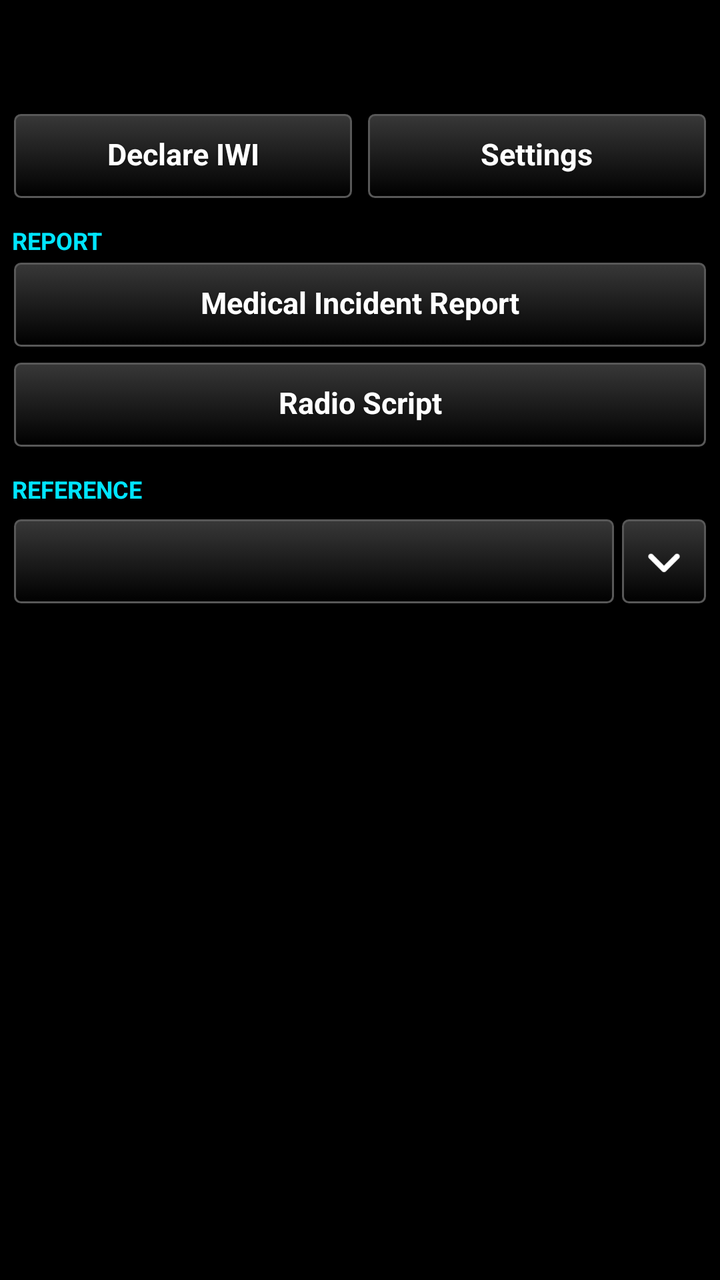
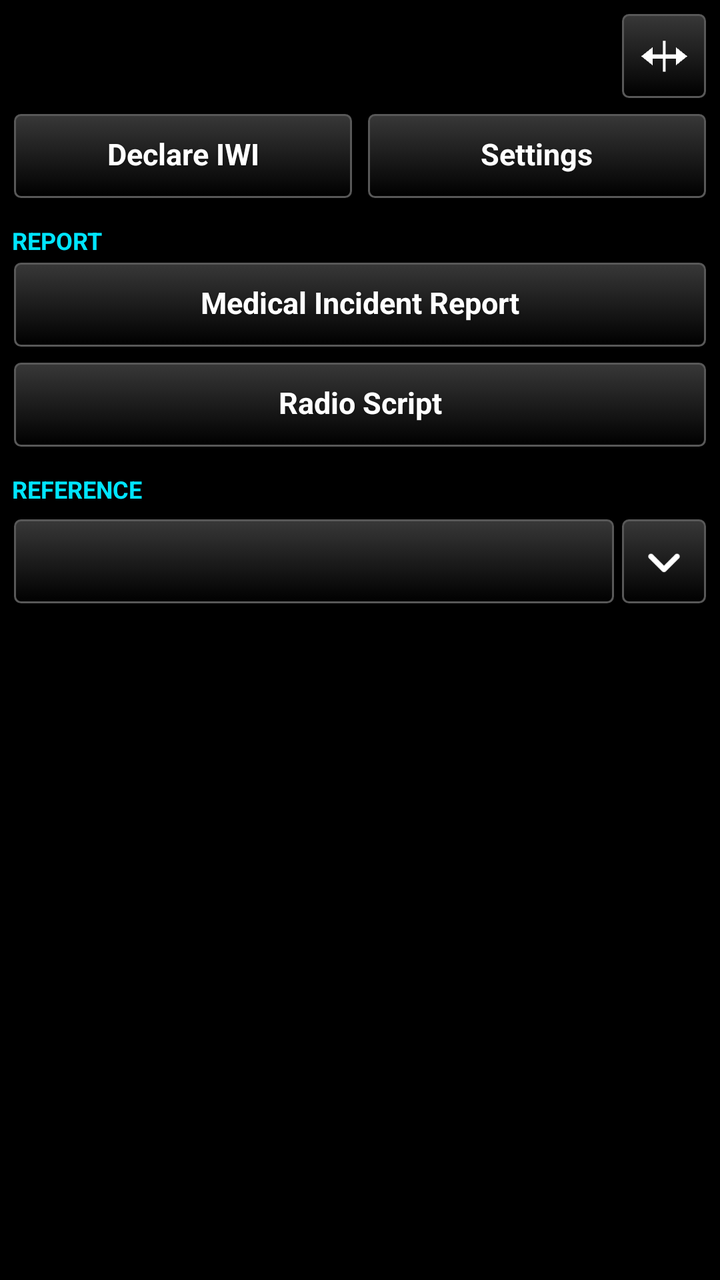

Two renders of the same Android screen: before a commit and after it. Below are the layout's source before the change and the commit's diff.
<!-- AndroidManifest.xml: application theme AppTheme -->
<!-- res/layout/main_layout.xml -->
<?xml version="1.0" encoding="utf-8"?>
<LinearLayout xmlns:android="http://schemas.android.com/apk/res/android"
    android:layout_width="match_parent"
    android:layout_height="match_parent"
    android:orientation="vertical"
    android:paddingLeft="6dp"
    android:paddingRight="6dp">

    
    <TextView
        android:id="@+id/status"
        android:layout_width="match_parent"
        android:layout_height="wrap_content"
        android:paddingTop="8dp"
        android:paddingBottom="4dp"
        android:textSize="13sp"
        android:textColor="@color/amber"
        android:visibility="gone" />

    
    <LinearLayout
        android:id="@+id/tally"
        android:layout_width="match_parent"
        android:layout_height="44dp"
        android:layout_marginTop="6dp"
        android:orientation="horizontal">

        <TextView
            android:id="@+id/tally_red"
            android:layout_width="0dp"
            android:layout_height="match_parent"
            android:layout_weight="1"
            android:gravity="center"
            android:textSize="22sp"
            android:textStyle="bold" />

        <TextView
            android:id="@+id/tally_yellow"
            android:layout_width="0dp"
            android:layout_height="match_parent"
            android:layout_weight="1"
            android:layout_marginLeft="6dp"
            android:gravity="center"
            android:textSize="22sp"
            android:textStyle="bold" />

        <TextView
            android:id="@+id/tally_green"
            android:layout_width="0dp"
            android:layout_height="match_parent"
            android:layout_weight="1"
            android:layout_marginLeft="6dp"
            android:gravity="center"
            android:textSize="22sp"
            android:textStyle="bold" />

        <TextView
            android:id="@+id/tally_black"
            android:layout_width="0dp"
            android:layout_height="match_parent"
            android:layout_weight="1"
            android:layout_marginLeft="6dp"
            android:gravity="center"
            android:textSize="22sp"
            android:textStyle="bold" />

        
        <TextView
            android:id="@+id/tally_total"
            android:layout_width="0dp"
            android:layout_height="match_parent"
            android:layout_weight="1.6"
            android:layout_marginLeft="10dp"
            android:gravity="center"
            android:textSize="22sp"
            android:textStyle="bold"
            android:textColor="@color/white" />
    </LinearLayout>

    
    <ScrollView
        android:id="@+id/main_page"
        android:layout_width="match_parent"
        android:layout_height="0dp"
        android:layout_weight="1"
        android:fadeScrollbars="false"
        android:focusableInTouchMode="true"
        android:descendantFocusability="beforeDescendants">

        <LinearLayout
            android:layout_width="match_parent"
            android:layout_height="wrap_content"
            android:orientation="vertical"
            android:paddingBottom="12dp">

            
            <LinearLayout
                android:id="@+id/confirm_block"
                android:layout_width="match_parent"
                android:layout_height="wrap_content"
                android:orientation="vertical"
                android:paddingTop="6dp"
                android:paddingBottom="6dp"
                android:visibility="gone">

                <TextView
                    android:id="@+id/confirm_title"
                    android:layout_width="match_parent"
                    android:layout_height="wrap_content"
                    android:textSize="17sp"
                    android:textStyle="bold"
                    android:textColor="@color/white" />

                <TextView
                    android:id="@+id/confirm_where"
                    android:layout_width="match_parent"
                    android:layout_height="wrap_content"
                    android:paddingTop="2dp"
                    android:textSize="16sp"
                    android:textColor="@color/state_on" />

                <TextView
                    android:layout_width="match_parent"
                    android:layout_height="wrap_content"
                    android:paddingTop="2dp"
                    android:textSize="13sp"
                    android:textColor="@color/guide_grey"
                    android:text="@string/confirm_note" />

                <LinearLayout
                    android:layout_width="match_parent"
                    android:layout_height="wrap_content"
                    android:orientation="horizontal"
                    android:layout_marginTop="6dp">

                    <Button
                        android:id="@+id/btn_confirm"
                        style="@style/TakwerxButton"
                        android:layout_width="0dp"
                        android:layout_weight="1"
                        android:layout_height="wrap_content"
                        android:textColor="@color/state_on" />

                    <Button
                        android:id="@+id/btn_confirm_cancel"
                        style="@style/TakwerxButton"
                        android:layout_width="0dp"
                        android:layout_weight="1"
                        android:layout_height="wrap_content"
                        android:layout_marginLeft="6dp"
                        android:text="@string/cancel" />
                </LinearLayout>
            </LinearLayout>

            <LinearLayout
                android:layout_width="match_parent"
                android:layout_height="wrap_content"
                android:orientation="horizontal"
                android:layout_marginTop="6dp">

                <Button
                    android:id="@+id/btn_declare"
                    style="@style/TakwerxButton"
                    android:layout_width="0dp"
                    android:layout_weight="1"
                    android:layout_height="wrap_content"
                    android:text="@string/declare_iwi" />

                <Button
                    android:id="@+id/btn_settings"
                    style="@style/TakwerxButton"
                    android:layout_width="0dp"
                    android:layout_weight="1"
                    android:layout_height="wrap_content"
                    android:layout_marginLeft="6dp"
                    android:text="@string/settings" />
            </LinearLayout>

            
            <LinearLayout
                android:id="@+id/live_block"
                android:layout_width="match_parent"
                android:layout_height="wrap_content"
                android:orientation="vertical"
                android:visibility="gone">

                <TextView
                    style="@style/TakwerxSectionHeading"
                    android:layout_width="match_parent"
                    android:layout_height="wrap_content"
                    android:text="@string/heading_iwi" />

                <TextView
                    android:id="@+id/live_time"
                    android:layout_width="match_parent"
                    android:layout_height="wrap_content"
                    android:textSize="16sp"
                    android:textStyle="bold"
                    android:textColor="@color/white" />

                <TextView
                    android:id="@+id/live_patients"
                    android:layout_width="match_parent"
                    android:layout_height="wrap_content"
                    android:paddingTop="2dp"
                    android:textSize="15sp"
                    android:textColor="@color/white" />

                <TextView
                    android:id="@+id/live_where"
                    android:layout_width="match_parent"
                    android:layout_height="wrap_content"
                    android:paddingTop="2dp"
                    android:textSize="15sp"
                    android:textColor="@color/white" />

                <LinearLayout
                    android:layout_width="match_parent"
                    android:layout_height="wrap_content"
                    android:orientation="horizontal"
                    android:layout_marginTop="6dp">

                    <Button
                        android:id="@+id/btn_go_iwi"
                        style="@style/TakwerxButton"
                        android:layout_width="0dp"
                        android:layout_weight="1"
                        android:layout_height="wrap_content"
                        android:text="@string/go_to" />

                    <Button
                        android:id="@+id/btn_move"
                        style="@style/TakwerxButton"
                        android:layout_width="0dp"
                        android:layout_weight="1"
                        android:layout_height="wrap_content"
                        android:layout_marginLeft="6dp"
                        android:text="@string/change_location" />
                </LinearLayout>
            </LinearLayout>

            <TextView
                style="@style/TakwerxSectionHeading"
                android:layout_width="match_parent"
                android:layout_height="wrap_content"
                android:text="@string/heading_report" />

            <Button
                android:id="@+id/btn_report"
                style="@style/TakwerxButton"
                android:layout_width="match_parent"
                android:layout_height="wrap_content"
                android:text="@string/medical_incident_report" />

            <Button
                android:id="@+id/btn_script"
                style="@style/TakwerxButton"
                android:layout_width="match_parent"
                android:layout_height="wrap_content"
                android:layout_marginTop="6dp"
                android:text="@string/radio_script" />

            <TextView
                style="@style/TakwerxSectionHeading"
                android:layout_width="match_parent"
                android:layout_height="wrap_content"
                android:text="@string/heading_reference" />

            
            <LinearLayout
                android:layout_width="match_parent"
                android:layout_height="wrap_content"
                android:orientation="horizontal"
                android:gravity="center_vertical"
                android:layout_marginTop="4dp">

                <Button
                    android:id="@+id/fold_trauma_head"
                    style="@style/TakwerxButton"
                    android:layout_width="0dp"
                    android:layout_weight="1"
                    android:layout_height="wrap_content" />

                <ImageButton
                    android:id="@+id/fold_trauma_chev"
                    style="@style/TakwerxIconButton"
                    android:layout_width="44dp"
                    android:layout_weight="0"
                    android:layout_marginRight="0dp"
                    android:contentDescription="@string/show_settings"
                    android:src="@drawable/ic_expand" />
            </LinearLayout>

            <LinearLayout
                android:id="@+id/fold_trauma_body"
                android:layout_width="match_parent"
                android:layout_height="wrap_content"
                android:orientation="vertical"
                android:paddingTop="4dp"
                android:visibility="gone">

                <TextView
                    android:id="@+id/trauma_line1"
                    android:layout_width="match_parent"
                    android:layout_height="wrap_content"
                    android:minHeight="44dp"
                    android:gravity="center_vertical"
                    android:paddingTop="4dp"
                    android:paddingBottom="4dp"
                    android:textSize="15sp"
                    android:textColor="@color/white"
                    android:clickable="true"
                    android:focusable="true" />

                <TextView
                    android:id="@+id/trauma_line2"
                    android:layout_width="match_parent"
                    android:layout_height="wrap_content"
                    android:minHeight="44dp"
                    android:gravity="center_vertical"
                    android:paddingTop="4dp"
                    android:paddingBottom="4dp"
                    android:textSize="15sp"
                    android:textColor="@color/white"
                    android:clickable="true"
                    android:focusable="true"
                    android:visibility="gone" />

                <TextView
                    android:id="@+id/trauma_note"
                    android:layout_width="match_parent"
                    android:layout_height="wrap_content"
                    android:paddingTop="2dp"
                    android:paddingBottom="8dp"
                    android:textSize="12sp"
                    android:textColor="@color/guide_grey" />
            </LinearLayout>
        </LinearLayout>
    </ScrollView>

    
    <LinearLayout
        android:id="@+id/settings_page"
        android:layout_width="match_parent"
        android:layout_height="0dp"
        android:layout_weight="1"
        android:orientation="vertical"
        android:visibility="gone">

        <LinearLayout
            android:layout_width="match_parent"
            android:layout_height="wrap_content"
            android:orientation="horizontal"
            android:gravity="center_vertical"
            android:layout_marginTop="6dp">

            <Button
                android:id="@+id/btn_settings_back"
                style="@style/TakwerxButton"
                android:layout_width="wrap_content"
                android:layout_height="wrap_content"
                android:minWidth="90dp"
                android:text="@string/back" />

            <TextView
                android:layout_width="0dp"
                android:layout_weight="1"
                android:layout_height="wrap_content"
                android:layout_marginLeft="12dp"
                android:textSize="17sp"
                android:textStyle="bold"
                android:textColor="@color/white"
                android:text="@string/settings" />
        </LinearLayout>

        <ScrollView
            android:layout_width="match_parent"
            android:layout_height="0dp"
            android:layout_weight="1"
            android:fadeScrollbars="false"
            android:focusableInTouchMode="true"
            android:descendantFocusability="beforeDescendants">

            <LinearLayout
                android:layout_width="match_parent"
                android:layout_height="wrap_content"
                android:orientation="vertical"
                android:paddingBottom="12dp">

                
                <LinearLayout
                    android:layout_width="match_parent"
                    android:layout_height="wrap_content"
                    android:orientation="horizontal"
                    android:gravity="center_vertical"
                    android:layout_marginTop="6dp">

                    <Button
                        android:id="@+id/fold_speed_head"
                        style="@style/TakwerxButton"
                        android:layout_width="0dp"
                        android:layout_weight="1"
                        android:layout_height="wrap_content" />

                    <ImageButton
                        android:id="@+id/fold_speed_chev"
                        style="@style/TakwerxIconButton"
                        android:layout_width="44dp"
                        android:layout_weight="0"
                        android:layout_marginRight="0dp"
                        android:contentDescription="@string/show_settings"
                        android:src="@drawable/ic_expand" />
                </LinearLayout>

                <LinearLayout
                    android:id="@+id/fold_speed_body"
                    android:layout_width="match_parent"
                    android:layout_height="wrap_content"
                    android:orientation="vertical"
                    android:paddingTop="4dp"
                    android:visibility="gone">

                    <TextView
                        android:layout_width="match_parent"
                        android:layout_height="wrap_content"
                        android:textSize="13sp"
                        android:textColor="@color/white"
                        android:paddingBottom="6dp"
                        android:text="@string/cruise_explain" />

                    <Button
                        android:id="@+id/btn_cruise_speed"
                        style="@style/TakwerxButton"
                        android:layout_width="match_parent"
                        android:layout_height="wrap_content" />
                </LinearLayout>

                
                <LinearLayout
                    android:layout_width="match_parent"
                    android:layout_height="wrap_content"
                    android:orientation="horizontal"
                    android:gravity="center_vertical"
                    android:layout_marginTop="6dp">

                    <Button
                        android:id="@+id/fold_data_head"
                        style="@style/TakwerxButton"
                        android:layout_width="0dp"
                        android:layout_weight="1"
                        android:layout_height="wrap_content" />

                    <ImageButton
                        android:id="@+id/fold_data_chev"
                        style="@style/TakwerxIconButton"
                        android:layout_width="44dp"
                        android:layout_weight="0"
                        android:layout_marginRight="0dp"
                        android:contentDescription="@string/show_settings"
                        android:src="@drawable/ic_expand" />
                </LinearLayout>

                <LinearLayout
                    android:id="@+id/fold_data_body"
                    android:layout_width="match_parent"
                    android:layout_height="wrap_content"
                    android:orientation="vertical"
                    android:paddingTop="4dp"
                    android:visibility="gone">

                    <TextView
                        android:id="@+id/data_detail"
                        android:layout_width="match_parent"
                        android:layout_height="wrap_content"
                        android:textSize="13sp"
                        android:textColor="@color/white"
                        android:paddingBottom="6dp" />

                    <Button
                        android:id="@+id/btn_download"
                        style="@style/TakwerxButton"
                        android:layout_width="match_parent"
                        android:layout_height="wrap_content"
                        android:text="@string/download_now" />
                </LinearLayout>
            </LinearLayout>
        </ScrollView>
    </LinearLayout>

    
    <LinearLayout
        android:id="@+id/details_page"
        android:layout_width="match_parent"
        android:layout_height="0dp"
        android:layout_weight="1"
        android:orientation="vertical"
        android:visibility="gone">

        <LinearLayout
            android:layout_width="match_parent"
            android:layout_height="wrap_content"
            android:orientation="horizontal"
            android:gravity="center_vertical"
            android:baselineAligned="false"
            android:layout_marginTop="6dp">

            <Button
                android:id="@+id/btn_details_back"
                style="@style/TakwerxButton"
                android:layout_width="wrap_content"
                android:layout_height="wrap_content"
                android:text="@string/back" />

            <TextView
                android:id="@+id/details_title"
                android:layout_width="0dp"
                android:layout_weight="1"
                android:layout_height="wrap_content"
                android:layout_marginLeft="8dp"
                android:textSize="18sp"
                android:textStyle="bold"
                android:textColor="@color/white" />

            <Button
                android:id="@+id/btn_go_to"
                style="@style/TakwerxButton"
                android:layout_width="wrap_content"
                android:layout_height="wrap_content"
                android:text="@string/go_to" />
        </LinearLayout>

        <TextView
            android:id="@+id/details_subtitle"
            android:layout_width="match_parent"
            android:layout_height="wrap_content"
            android:textSize="13sp"
            android:textColor="@color/guide_grey"
            android:paddingBottom="6dp" />

        <ScrollView
            android:layout_width="match_parent"
            android:layout_height="0dp"
            android:layout_weight="1"
            android:fadeScrollbars="false">

            <TextView
                android:id="@+id/details_body"
                android:layout_width="match_parent"
                android:layout_height="wrap_content"
                android:textSize="14sp"
                android:textColor="@color/white"
                android:lineSpacingExtra="4dp"
                android:textIsSelectable="true" />
        </ScrollView>
    </LinearLayout>

    
    <LinearLayout
        android:id="@+id/report_page"
        android:layout_width="match_parent"
        android:layout_height="0dp"
        android:layout_weight="1"
        android:orientation="vertical"
        android:visibility="gone">

        <LinearLayout
            android:layout_width="match_parent"
            android:layout_height="wrap_content"
            android:orientation="horizontal"
            android:gravity="center_vertical"
            android:layout_marginTop="6dp">

            <Button
                android:id="@+id/btn_report_back"
                style="@style/TakwerxButton"
                android:layout_width="wrap_content"
                android:layout_height="wrap_content"
                android:minWidth="90dp"
                android:text="@string/back" />

            <TextView
                android:layout_width="0dp"
                android:layout_weight="1"
                android:layout_height="wrap_content"
                android:layout_marginLeft="12dp"
                android:textSize="17sp"
                android:textStyle="bold"
                android:textColor="@color/white"
                android:text="@string/medical_incident_report" />

            <Button
                android:id="@+id/btn_report_script"
                style="@style/TakwerxButton"
                android:layout_width="wrap_content"
                android:layout_height="wrap_content"
                android:text="@string/radio_script" />
        </LinearLayout>

        <ScrollView
            android:layout_width="match_parent"
            android:layout_height="0dp"
            android:layout_weight="1"
            android:fadeScrollbars="false">

            <LinearLayout
                android:id="@+id/report_container"
                android:layout_width="match_parent"
                android:layout_height="wrap_content"
                android:orientation="vertical"
                android:paddingBottom="24dp" />
        </ScrollView>
    </LinearLayout>

    
    <LinearLayout
        android:id="@+id/script_page"
        android:layout_width="match_parent"
        android:layout_height="0dp"
        android:layout_weight="1"
        android:orientation="vertical"
        android:visibility="gone">

        <LinearLayout
            android:layout_width="match_parent"
            android:layout_height="wrap_content"
            android:orientation="horizontal"
            android:gravity="center_vertical"
            android:layout_marginTop="6dp">

            <Button
                android:id="@+id/btn_script_back"
                style="@style/TakwerxButton"
                android:layout_width="wrap_content"
                android:layout_height="wrap_content"
                android:minWidth="90dp"
                android:text="@string/back" />

            <TextView
                android:layout_width="0dp"
                android:layout_weight="1"
                android:layout_height="wrap_content"
                android:layout_marginLeft="12dp"
                android:textSize="17sp"
                android:textStyle="bold"
                android:textColor="@color/white"
                android:text="@string/radio_script" />
        </LinearLayout>

        <ScrollView
            android:layout_width="match_parent"
            android:layout_height="0dp"
            android:layout_weight="1"
            android:fadeScrollbars="false">

            <LinearLayout
                android:id="@+id/script_container"
                android:layout_width="match_parent"
                android:layout_height="wrap_content"
                android:orientation="vertical"
                android:paddingBottom="24dp" />
        </ScrollView>
    </LinearLayout>

</LinearLayout>
<!-- resources referenced by this layout -->
<resources>
  <color name="amber">#FFC107</color>
  <color name="guide_grey">#BBBBBB</color>
  <color name="state_on">#3ddc61</color>
  <color name="white">#ffffff</color>
  <string name="back">Back</string>
  <string name="cancel">Cancel</string>
  <string name="change_location">Change location</string>
  <string name="confirm_note">Press and drag the marker to put it exactly where the patient is.</string>
  <string name="cruise_explain">The flight time on the line is straight-line distance at this speed. One number, used for every estimate.</string>
  <string name="declare_iwi">Declare IWI</string>
  <string name="download_now">Download now</string>
  <string name="go_to">Go to</string>
  <string name="heading_iwi">IWI declared</string>
  <string name="heading_reference">Reference</string>
  <string name="heading_report">Report</string>
  <string name="medical_incident_report">Medical Incident Report</string>
  <string name="radio_script">Radio Script</string>
  <string name="settings">Settings</string>
  <string name="show_settings">Show settings</string>
  <style name="TakwerxIconButton">
          <item name="android:layout_width">0dp</item>
          <item name="android:layout_weight">1</item>
          <item name="android:layout_height">44dp</item>
          <item name="android:layout_marginLeft">2dp</item>
          <item name="android:layout_marginRight">2dp</item>
          <item name="android:background">@drawable/btn_gray</item>
          <item name="android:scaleType">centerInside</item>
          <item name="android:padding">9dp</item>
      </style>
  <style name="TakwerxSectionHeading">
          <item name="android:textSize">12sp</item>
          <item name="android:textAllCaps">true</item>
          <item name="android:textStyle">bold</item>
          <item name="android:textColor">#00E5FF</item>
          <item name="android:paddingTop">12dp</item>
          <item name="android:paddingBottom">2dp</item>
      </style>
  <style name="AppTheme" parent="@android:style/Theme.Holo">
          <item name="android:buttonStyle">@android:style/Widget.Button</item>
          <item name="android:imageButtonStyle">@android:style/Widget.Button</item>
          <item name="android:buttonStyleToggle">@android:style/Widget.Button</item>
          <item name="android:spinnerStyle">@style/ATAKSpinner</item>
          <item name="android:spinnerItemStyle">@style/ATAKSpinnerItem</item>
          <item name="android:editTextStyle">@style/ATAKEditText</item>
      </style>
  <style name="ATAKSpinner" parent="@android:style/Widget.Spinner">
          <item name="android:spinnerMode">dialog</item>
      </style>
  <style name="ATAKSpinnerItem">
          <item name="android:textColor">@android:color/white</item>
          <item name="android:dropDownVerticalOffset">0dip</item>
          <item name="android:dropDownHorizontalOffset">0dip</item>
          <item name="android:dropDownWidth">wrap_content</item>
          <item name="android:gravity">left|center_vertical</item>
      </style>
  <style name="ATAKEditText" parent="@android:style/Widget.EditText">
          
          
  
          
          <item name="android:imeOptions">flagNoFullscreen</item>
      </style>
  <color name="darker_gray">#121212</color>
  <dimen name="fontSize">14sp</dimen>
  <!-- drawable new_dark_button_disabled (drawable) -->
  <?xml version="1.0" encoding="utf-8"?>
  <layer-list xmlns:android="http://schemas.android.com/apk/res/android">
      <item android:bottom="1dp" android:right="1dp" android:left="1dp" android:top="1dp">
          <shape android:shape="rectangle">
              <corners android:radius="3dp" />
              <stroke
                  android:width="1dp"
                  android:color="#484848" />
              <solid android:color="#484848" />
          </shape>
      </item>
  </layer-list>
  <!-- unchanged entries left out for length: 6 -->
</resources>

<!-- the commit's change to res/layout/main_layout.xml (unified diff, before → after) -->
@@ -75,6 +75,18 @@
             android:textSize="22sp"
             android:textStyle="bold"
             android:textColor="@color/white" />
+
+        
+        <ImageButton
+            android:id="@+id/btn_wide"
+            style="@style/TakwerxIconButton"
+            android:layout_width="44dp"
+            android:layout_height="match_parent"
+            android:layout_weight="0"
+            android:layout_marginLeft="6dp"
+            android:layout_marginRight="0dp"
+            android:contentDescription="@string/wide"
+            android:src="@drawable/ic_wide" />
     </LinearLayout>
 
     
<!-- resource entries referenced after the edit -->
@@ -4,6 +4,7 @@
   <color name="guide_grey">#BBBBBB</color>
   <color name="state_on">#3ddc61</color>
   <color name="white">#ffffff</color>
+  <!-- drawable ic_wide: png bitmap (drawable, 462 bytes) -->
   <string name="back">Back</string>
   <string name="cancel">Cancel</string>
   <string name="change_location">Change location</string>
@@ -19,6 +20,7 @@
   <string name="radio_script">Radio Script</string>
   <string name="settings">Settings</string>
   <string name="show_settings">Show settings</string>
+  <string name="wide">Wide or narrow</string>
   <style name="TakwerxIconButton">
           <item name="android:layout_width">0dp</item>
           <item name="android:layout_weight">1</item>
